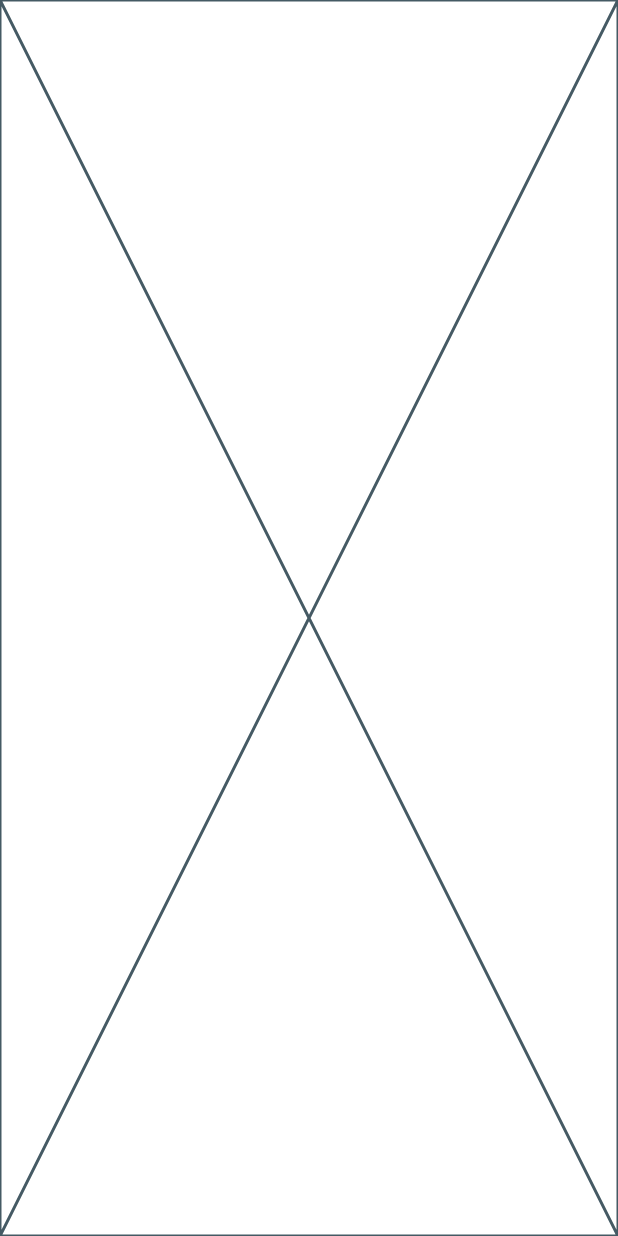
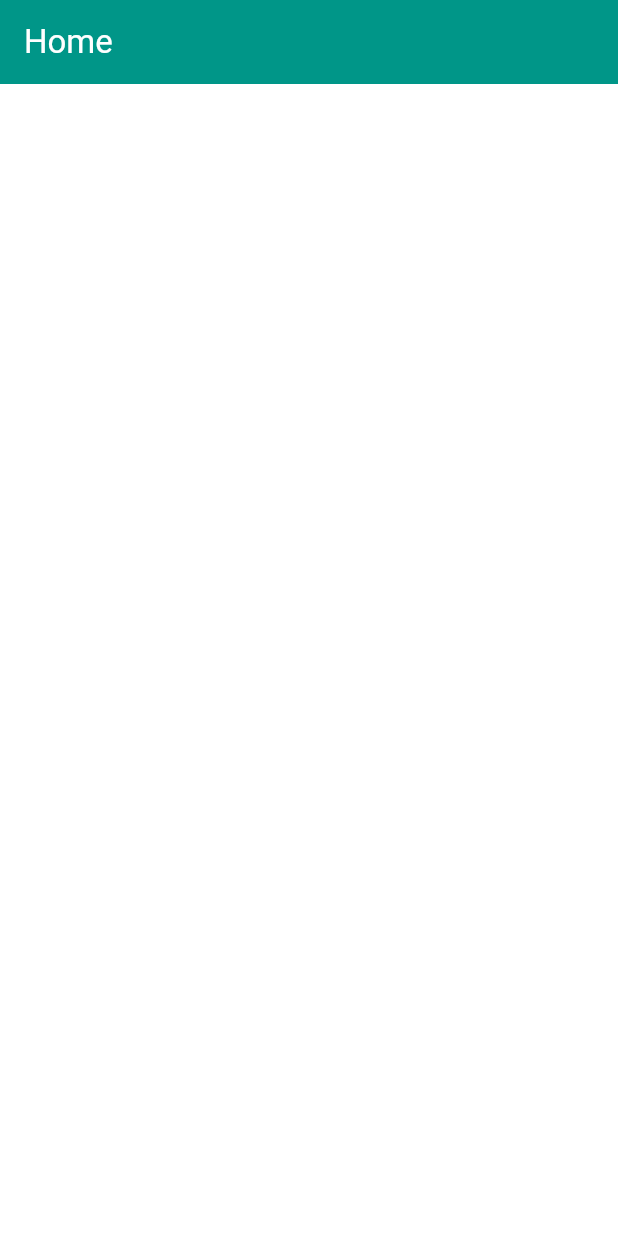
Before and after one commit to LokeshSuryaPrakashK/Whatsapp_Clone, a Flutter app: the screen it shows after launch, on a phone screen of 412 x 824 dp. Run offline on Flutter 3.47's test engine with Material 3 defaults, Android fonts, the phone set to English and light mode, and no system bars.

Commit message:
Updates in home screen

```diff
--- a/lib/main.dart
+++ b/lib/main.dart
@@ -13,8 +13,20 @@ class MyApp extends StatelessWidget {
     return MaterialApp(
       title: 'Flutter Demo',
       theme: ThemeData(
-        colorScheme: ColorScheme.fromSeed(seedColor: Colors.deepPurple),
+        colorScheme: ColorScheme.fromSeed(
+          seedColor: Colors.teal,
+        ),
         useMaterial3: true,
+        scaffoldBackgroundColor: Colors.white,
+        appBarTheme: AppBarTheme(
+          backgroundColor: Colors.teal,
+          foregroundColor: Colors.white,
+          elevation: 0,
+        ),
+        floatingActionButtonTheme: FloatingActionButtonThemeData(
+          backgroundColor: Colors.teal,
+          foregroundColor: Colors.white,
+        ),
       ),
       home: const Home(),
     );
--- a/lib/screens/home/home.dart
+++ b/lib/screens/home/home.dart
@@ -5,6 +5,15 @@ class Home extends StatelessWidget {
 
   @override
   Widget build(BuildContext context) {
-    return const Placeholder();
+    return Scaffold(
+      appBar: AppBar(
+        title: Text("Home"),
+      ),
+      body: SingleChildScrollView(
+        child: Column(
+          children: [],
+        ),
+      ),
+    );
   }
 }
```
